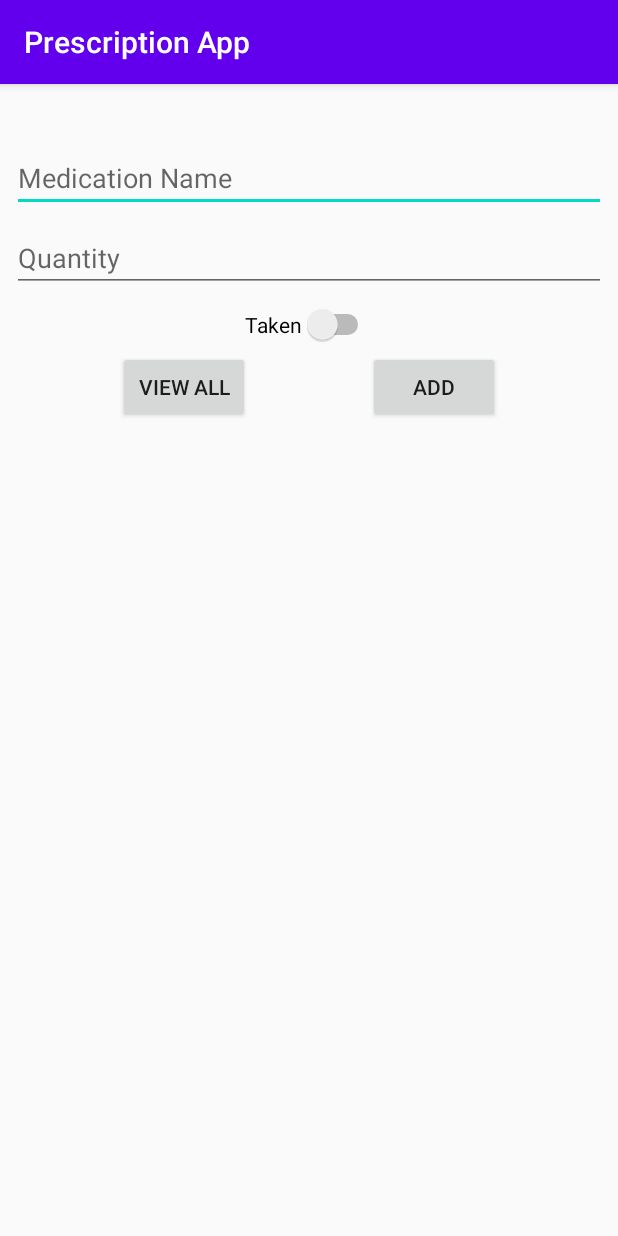
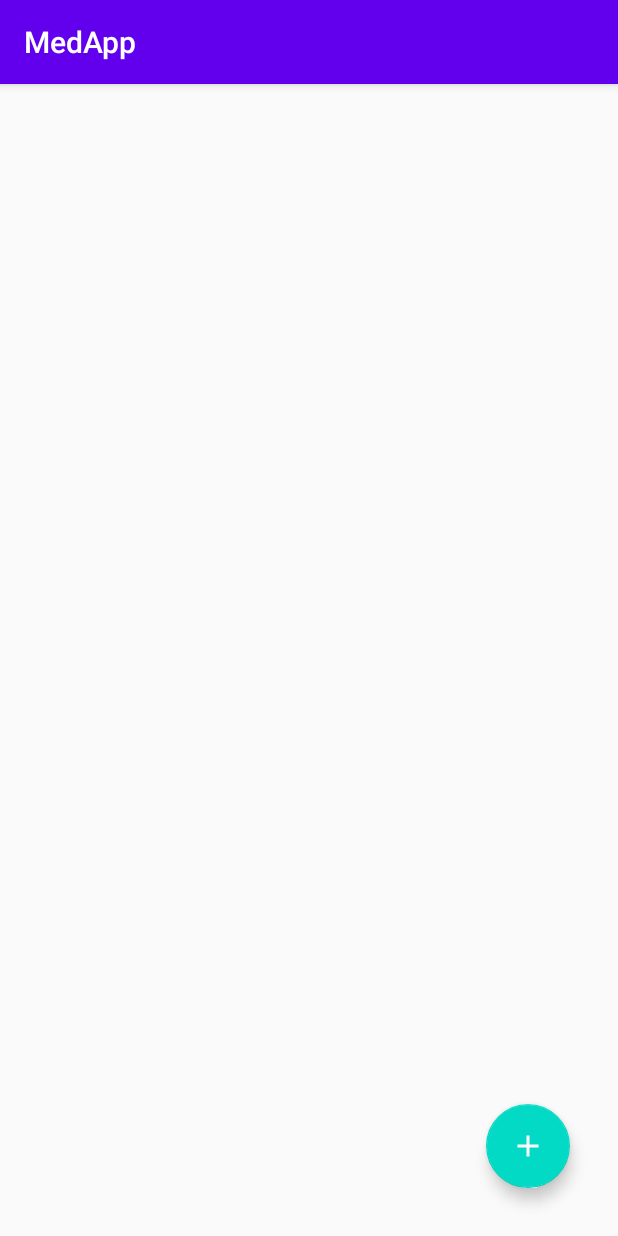
Before and after one commit to AllyInnes99/medapp, an Android app: the screen it shows after launch (MainActivity), on a phone screen of 412 x 824 dp. Run offline under Robolectric (Android 15) with nearby library versions, the phone set to English and light mode, and no system bars.

Commit message:
Started implementing sqlite database

```diff
--- a/src/PrescriptionApp/app/build.gradle
+++ b/src/PrescriptionApp/app/build.gradle
@@ -12,6 +12,7 @@ android {
         versionName "1.0"
 
         testInstrumentationRunner "androidx.test.runner.AndroidJUnitRunner"
+        vectorDrawables.useSupportLibrary = true
     }
 
     buildTypes {
@@ -27,6 +28,8 @@ dependencies {
     implementation 'androidx.appcompat:appcompat:1.2.0'
     implementation 'androidx.constraintlayout:constraintlayout:1.1.3'
     implementation 'com.google.android.gms:play-services-auth:18.1.0'
+    implementation 'androidx.recyclerview:recyclerview:1.1.0'
+    implementation 'com.google.android.material:material:1.2.1'
     testImplementation 'junit:junit:4.12'
     androidTestImplementation 'androidx.test.ext:junit:1.1.2'
     androidTestImplementation 'androidx.test.espresso:espresso-core:3.3.0'
--- a/src/PrescriptionApp/app/src/main/AndroidManifest.xml
+++ b/src/PrescriptionApp/app/src/main/AndroidManifest.xml
@@ -2,15 +2,16 @@
 <manifest xmlns:android="http://schemas.android.com/apk/res/android"
     package="com.example.prescriptionapp">
 
-    <uses-permission android:name="android.permission.INTERNET"/>
+    <uses-permission android:name="android.permission.INTERNET" />
 
     <application
         android:allowBackup="true"
         android:icon="@mipmap/ic_launcher"
-        android:label="@string/app_name"
+        android:label="MedApp"
         android:roundIcon="@mipmap/ic_launcher_round"
         android:supportsRtl="true"
         android:theme="@style/AppTheme">
+        <activity android:name=".AddMedicationActivity"></activity>
         <activity android:name=".MainActivity">
             <intent-filter>
                 <action android:name="android.intent.action.MAIN" />
--- a/src/PrescriptionApp/app/src/main/java/com/example/prescriptionapp/MainActivity.java
+++ b/src/PrescriptionApp/app/src/main/java/com/example/prescriptionapp/MainActivity.java
@@ -1,7 +1,9 @@
 package com.example.prescriptionapp;
 
 import androidx.appcompat.app.AppCompatActivity;
+import androidx.recyclerview.widget.RecyclerView;
 
+import android.content.Intent;
 import android.os.Bundle;
 import android.view.View;
 import android.widget.Button;
@@ -10,48 +12,27 @@ import android.widget.ListView;
 import android.widget.Switch;
 import android.widget.Toast;
 
+import com.google.android.material.floatingactionbutton.FloatingActionButton;
+
 public class MainActivity extends AppCompatActivity {
 
     // references to controls on the layout
-    Button btn_add, btn_view;
-    EditText et_name, et_quantity;
-    Switch sw_activeTaken;
-    ListView listView_medicationList;
+    RecyclerView recyclerView;
+    FloatingActionButton btn_add;
 
     @Override
     protected void onCreate(Bundle savedInstanceState) {
         super.onCreate(savedInstanceState);
         setContentView(R.layout.activity_main);
 
-        btn_add = findViewById(R.id.btn_add);
-        btn_view = findViewById(R.id.btn_view);
-        et_name =  (EditText) findViewById(R.id.et_name);
-        et_quantity = findViewById(R.id.et_quantity);
-        sw_activeTaken = findViewById(R.id.sw_activeTaken);
-        listView_medicationList = findViewById(R.id.listview_medicationList);
-
-        btn_add.setOnClickListener(new View.OnClickListener(){
+        btn_add = findViewById(R.id.floating_add_button);
+        btn_add.setOnClickListener(new View.OnClickListener() {
             @Override
             public void onClick(View v){
-
-                try {
-                    MedicationModel medicationModel = new MedicationModel(0, et_name.getText().toString(), Integer.parseInt(et_quantity.getText().toString()), sw_activeTaken.isChecked());
-                    Toast.makeText(MainActivity.this, medicationModel.toString(), Toast.LENGTH_SHORT).show();
-                }
-                catch (Exception e){
-                    Toast.makeText(MainActivity.this, "Error creating customer", Toast.LENGTH_SHORT);
-                }
-
+                startActivity(new Intent(MainActivity.this, AddMedicationActivity.class));
             }
         });
 
-        btn_view.setOnClickListener(new View.OnClickListener(){
-            @Override
-            public void onClick(View v){
-                Toast.makeText(MainActivity.this, "View Button", Toast.LENGTH_SHORT).show();
-
-            }
-        });
     }
 
 }
--- /dev/null
+++ b/src/PrescriptionApp/app/src/main/res/drawable/ic_add.xml
@@ -0,0 +1,5 @@
+<vector android:height="24dp" android:tint="#FFFFFF"
+    android:viewportHeight="24" android:viewportWidth="24"
+    android:width="24dp" xmlns:android="http://schemas.android.com/apk/res/android">
+    <path android:fillColor="@android:color/white" android:pathData="M19,13h-6v6h-2v-6H5v-2h6V5h2v6h6v2z"/>
+</vector>
--- a/src/PrescriptionApp/app/src/main/res/layout/activity_main.xml
+++ b/src/PrescriptionApp/app/src/main/res/layout/activity_main.xml
@@ -6,81 +6,27 @@
     android:layout_height="match_parent"
     tools:context=".MainActivity">
 
-    <EditText
-        android:id="@+id/et_name"
-        android:layout_width="0dp"
-        android:layout_height="wrap_content"
-        android:layout_marginStart="8dp"
-        android:layout_marginLeft="8dp"
-        android:layout_marginTop="40dp"
-        android:layout_marginEnd="8dp"
-        android:layout_marginRight="8dp"
-        android:ems="10"
-        android:hint="@string/MedicationName"
-        android:inputType="textPersonName"
+    <androidx.recyclerview.widget.RecyclerView
+        android:id="@+id/recyclerView"
+        android:layout_width="409dp"
+        android:layout_height="729dp"
+        app:layout_constraintBottom_toBottomOf="parent"
         app:layout_constraintEnd_toEndOf="parent"
-        app:layout_constraintHorizontal_bias="0.497"
         app:layout_constraintStart_toStartOf="parent"
         app:layout_constraintTop_toTopOf="parent" />
 
-    <EditText
-        android:id="@+id/et_quantity"
-        android:layout_width="0dp"
-        android:layout_height="wrap_content"
-        android:layout_marginStart="8dp"
-        android:layout_marginLeft="8dp"
-        android:layout_marginTop="8dp"
-        android:layout_marginEnd="8dp"
-        android:layout_marginRight="8dp"
-        android:ems="10"
-        android:hint="@string/MedicationQuantity"
-        android:inputType="number"
-        app:layout_constraintEnd_toEndOf="parent"
-        app:layout_constraintHorizontal_bias="0.0"
-        app:layout_constraintStart_toStartOf="parent"
-        app:layout_constraintTop_toBottomOf="@+id/et_name" />
-
-    <Switch
-        android:id="@+id/sw_activeTaken"
+    <com.google.android.material.floatingactionbutton.FloatingActionButton
+        android:id="@+id/floating_add_button"
         android:layout_width="wrap_content"
         android:layout_height="wrap_content"
-        android:layout_marginStart="8dp"
-        android:layout_marginLeft="8dp"
-        android:layout_marginTop="8dp"
-        android:layout_marginEnd="8dp"
-        android:layout_marginRight="8dp"
-        android:text="@string/MedicationTaken"
-        app:layout_constraintEnd_toEndOf="parent"
-        app:layout_constraintStart_toStartOf="parent"
-        app:layout_constraintTop_toBottomOf="@+id/et_quantity" />
-
-    <Button
-        android:id="@+id/btn_view"
-        android:layout_width="wrap_content"
-        android:layout_height="wrap_content"
-        android:layout_marginTop="4dp"
-        android:text="View All"
-        app:layout_constraintEnd_toStartOf="@+id/btn_add"
-        app:layout_constraintStart_toStartOf="parent"
-        app:layout_constraintTop_toBottomOf="@+id/sw_activeTaken" />
-
-    <Button
-        android:id="@+id/btn_add"
-        android:layout_width="wrap_content"
-        android:layout_height="wrap_content"
-        android:layout_marginTop="4dp"
-        android:text="Add"
-        app:layout_constraintEnd_toEndOf="parent"
-        app:layout_constraintStart_toEndOf="@id/btn_view"
-        app:layout_constraintTop_toBottomOf="@+id/sw_activeTaken" />
-
-    <ListView
-        android:id="@+id/listview_medicationList"
-        android:layout_width="414dp"
-        android:layout_height="487dp"
+        android:layout_marginEnd="32dp"
+        android:layout_marginRight="32dp"
+        android:layout_marginBottom="32dp"
+        android:clickable="true"
+        android:focusable="true"
         app:layout_constraintBottom_toBottomOf="parent"
         app:layout_constraintEnd_toEndOf="parent"
-        app:layout_constraintHorizontal_bias="0.666"
-        app:layout_constraintStart_toStartOf="parent"
-        app:layout_constraintTop_toBottomOf="@+id/btn_view" />
+        app:srcCompat="@drawable/ic_add"
+        tools:ignore="MissingConstraints" />
+
 </androidx.constraintlayout.widget.ConstraintLayout>
--- a/src/PrescriptionApp/app/src/main/res/values/strings.xml
+++ b/src/PrescriptionApp/app/src/main/res/values/strings.xml
@@ -3,4 +3,6 @@
     <string name="MedicationQuantity">Quantity</string>
     <string name="MedicationTaken">Taken</string>
     <string name="MedicationName">"Medication Name "</string>
+    <string name="cancel">Cancel</string>
+    <string name="confirm">Confirm</string>
 </resources>
```
Also changed, not shown: src/PrescriptionApp/app/src/main/java/com/example/prescriptionapp/AddMedicationActivity.java (added, +54 -0 lines), src/PrescriptionApp/app/src/main/java/com/example/prescriptionapp/DatabaseHelper.java (added, +56 -0 lines), src/PrescriptionApp/app/src/main/res/layout/activity_add_medication.xml (added, +69 -0 lines).
